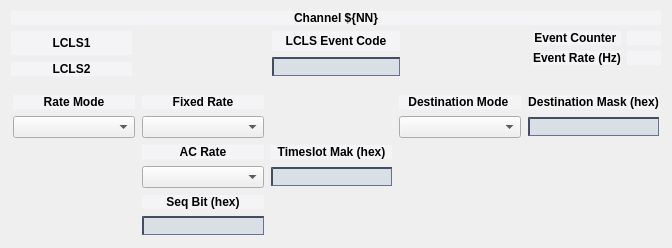
cristinasewell/ATCA_PyDM_Screens, file new_look/tpr_channel_screen.ui: the form before one commit.
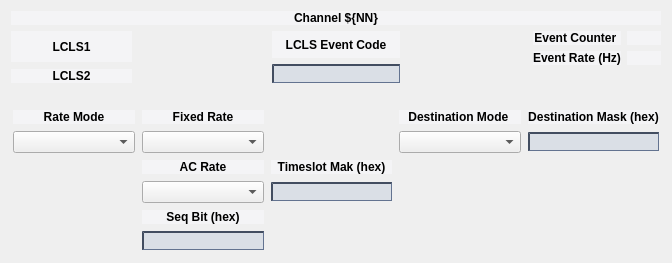
The form after the commit. Custom widgets are drawn as their Qt base class.

Diff of the .ui file:
```diff
--- a/new_look/tpr_channel_screen.ui
+++ b/new_look/tpr_channel_screen.ui
@@ -7,7 +7,7 @@
     <x>0</x>
     <y>0</y>
     <width>672</width>
-    <height>248</height>
+    <height>263</height>
    </rect>
   </property>
   <property name="windowTitle">
```
Left out of the diff: 2 changed lines with no effect on the pictures.
